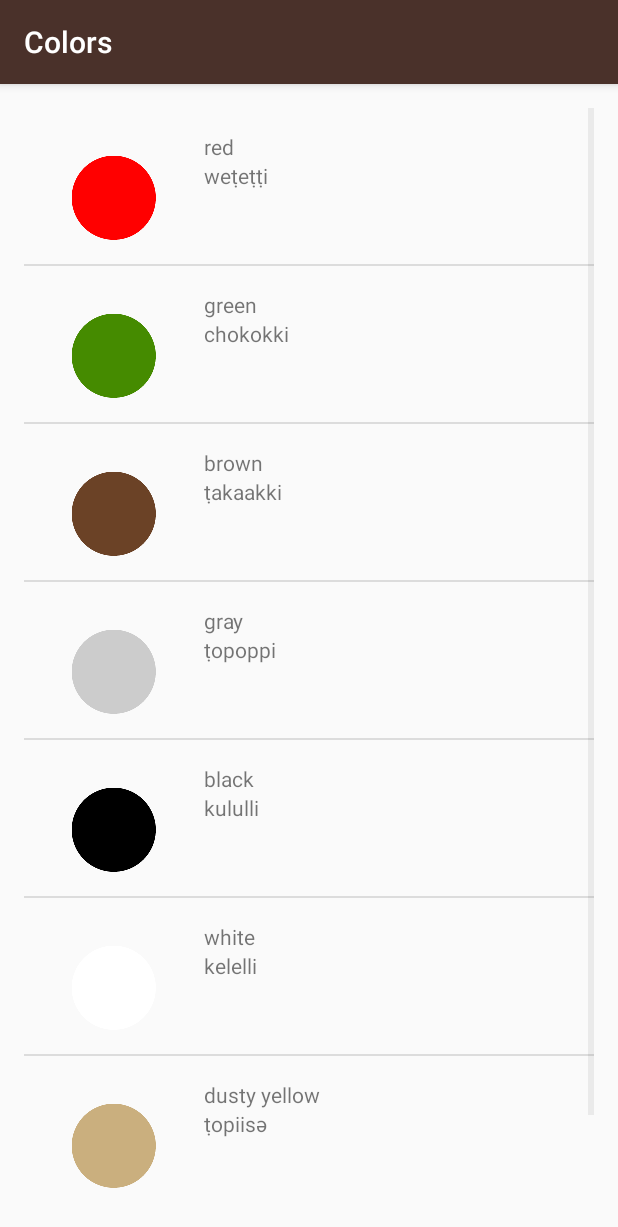
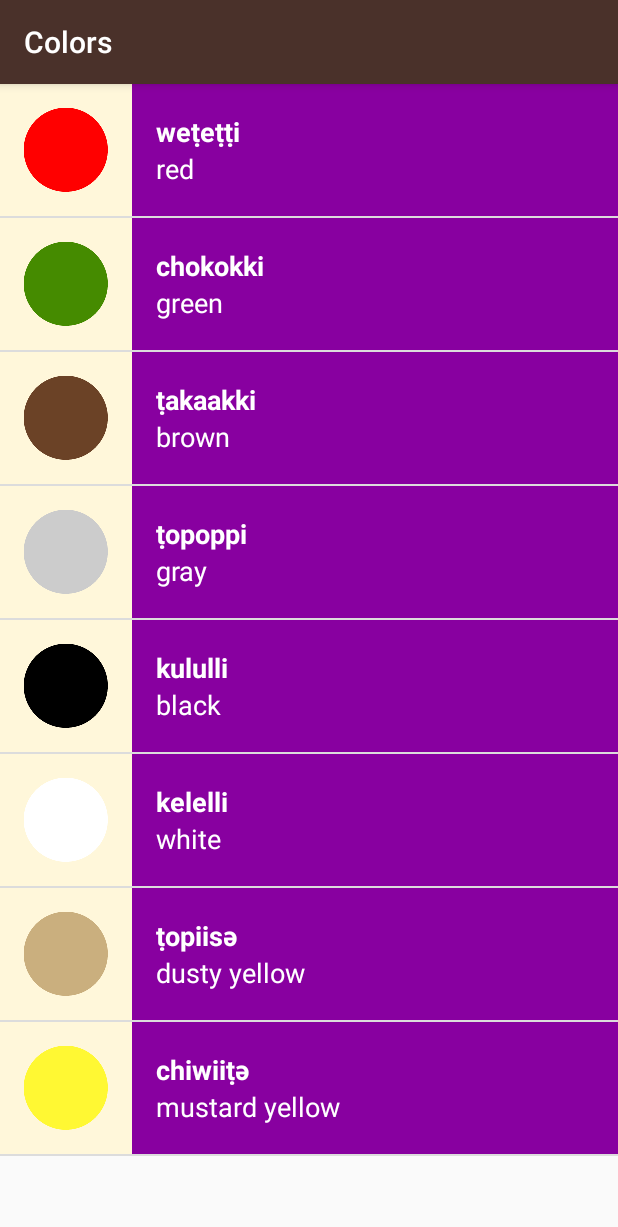
Before and after one commit to raklane/Android, an Android app: the ColorsActivity screen opened directly, with no data from a screen before it, on a phone screen of 412 x 824 dp. Shown: the top 1227 px of the screen. Run offline under Robolectric (Android 15) with nearby library versions, the light colour scheme and no system bars.

Commit message:
Color settings

```diff
--- a/Miwok/app/src/main/java/com/example/android/miwok/ColorsActivity.java
+++ b/Miwok/app/src/main/java/com/example/android/miwok/ColorsActivity.java
@@ -23,7 +23,7 @@ public class ColorsActivity extends AppCompatActivity {
         words.add(new Word("dusty yellow","ṭopiisә", R.drawable.color_dusty_yellow));
         words.add(new Word("mustard yellow","chiwiiṭә", R.drawable.color_mustard_yellow));
 
-        WordAdapter wordWordAdapter = new WordAdapter(this, words);
+        WordAdapter wordWordAdapter = new WordAdapter(this, words, R.color.category_colors);
         ListView listView = (ListView) findViewById(R.id.list);
         listView.setAdapter(wordWordAdapter);
 
--- a/Miwok/app/src/main/java/com/example/android/miwok/FamilyMembersActivity.java
+++ b/Miwok/app/src/main/java/com/example/android/miwok/FamilyMembersActivity.java
@@ -25,7 +25,7 @@ public class FamilyMembersActivity extends AppCompatActivity {
         words.add(new Word("grandmother","ama", R.drawable.family_grandmother));
         words.add(new Word("grandfather","paapa", R.drawable.family_grandfather));
 
-        WordAdapter wordWordAdapter = new WordAdapter(this, words);
+        WordAdapter wordWordAdapter = new WordAdapter(this, words, R.color.category_family);
         ListView listView = (ListView) findViewById(R.id.list);
         listView.setAdapter(wordWordAdapter);
 
--- a/Miwok/app/src/main/java/com/example/android/miwok/NumberActivity.java
+++ b/Miwok/app/src/main/java/com/example/android/miwok/NumberActivity.java
@@ -25,7 +25,7 @@ public class NumberActivity extends AppCompatActivity {
         words.add(new Word("nine","wo'e", R.drawable.number_nine));
         words.add(new Word("ten","na'aacha", R.drawable.number_ten));
 
-        WordAdapter wordWordAdapter = new WordAdapter(this, words);
+        WordAdapter wordWordAdapter = new WordAdapter(this, words, R.color.category_numbers);
         ListView listView = (ListView) findViewById(R.id.list);
         listView.setAdapter(wordWordAdapter);
     }
--- a/Miwok/app/src/main/java/com/example/android/miwok/PhrasesActivity.java
+++ b/Miwok/app/src/main/java/com/example/android/miwok/PhrasesActivity.java
@@ -25,7 +25,7 @@ public class PhrasesActivity extends AppCompatActivity {
         words.add(new Word("Let’s go.","yoowutis"));
         words.add(new Word("Come here.","әnni'nem"));
 
-        WordAdapter wordWordAdapter = new WordAdapter(this, words);
+        WordAdapter wordWordAdapter = new WordAdapter(this, words, R.color.category_phrases);
         ListView listView = (ListView) findViewById(R.id.list);
         listView.setAdapter(wordWordAdapter);
 
--- a/Miwok/app/src/main/java/com/example/android/miwok/WordAdapter.java
+++ b/Miwok/app/src/main/java/com/example/android/miwok/WordAdapter.java
@@ -4,6 +4,7 @@ import android.app.Activity;
 import android.content.Context;
 import android.support.annotation.NonNull;
 import android.support.annotation.Nullable;
+import android.support.v4.content.ContextCompat;
 import android.view.LayoutInflater;
 import android.view.View;
 import android.view.ViewGroup;
@@ -15,18 +16,22 @@ import java.util.ArrayList;
 
 public class WordAdapter extends ArrayAdapter<Word> {
 
+    //This is the color resource id for the items in the adapater
+    private int mColorResourceId;
+
     /**
      * This is the default constructor for WordAdapter
      * @param context is used to inflate the layout file
      * @param words is the list of data that we want to populate into these lists
      */
-    public WordAdapter(@NonNull Activity context, ArrayList<Word> words) {
+    public WordAdapter(@NonNull Activity context, ArrayList<Word> words, int colorResourceId) {
         /**
          * Here we initialize the ArrayAdapter's internal storage for the context and the list.
          * The second argument is used when the ArrayAdapter is populating a single TextView.
          * Since, it is a Custom adapter, the adapter is not going to use this. So, passing 0.
          */
         super(context,0, words);
+        mColorResourceId = colorResourceId;
     }
 
     /**
@@ -60,10 +65,21 @@ public class WordAdapter extends ArrayAdapter<Word> {
         //Assign the default translation from the Word object to this TextView
         miwokTranslationTextView.setText(words.getMiwokTranslation());
 
+
         //find the ImageView for the icon of every word
         ImageView imageView = (ImageView) listItemView.findViewById(R.id.image);
         //Set the image for the word to this ImageView
-        imageView.setImageResource(words.getImageResourceId());
+        if(words.getImageResourceId() != 0){
+            imageView.setVisibility(View.VISIBLE);
+            imageView.setImageResource(words.getImageResourceId());
+        }else
+            imageView.setVisibility(View.GONE);
+
+        //Set the background color of the text container (linear layout) in the list
+        View textContainer = listItemView.findViewById(R.id.text_Container);
+        //Find the color that the resource id maps to
+        int color = ContextCompat.getColor(getContext(),mColorResourceId);
+        textContainer.setBackgroundColor(color);
 
         return listItemView;
     }
--- a/Miwok/app/src/main/res/layout/list_item.xml
+++ b/Miwok/app/src/main/res/layout/list_item.xml
@@ -4,32 +4,41 @@
     android:orientation="horizontal"
     android:layout_width="match_parent"
     android:layout_height="match_parent"
-    android:paddingLeft="16dp"
-    android:paddingTop="16dp">
+    android:minHeight="@dimen/list_item_height"
+    android:background="@color/tan_background">
 
     <ImageView
         android:id="@+id/image"
-        android:layout_width="wrap_content"
-        android:layout_height="wrap_content"
-        android:scaleType="centerCrop"
-        android:src="@mipmap/ic_launcher"/>
+        android:layout_width="@dimen/list_item_height"
+        android:layout_height="@dimen/list_item_height"
+        android:scaleType="centerCrop"/>
 
     <LinearLayout
         android:layout_width="0dp"
-        android:layout_height="wrap_content"
+        android:layout_height="match_parent"
         android:orientation="vertical"
         android:layout_weight="1"
-        android:paddingLeft="16dp">
+        android:paddingLeft="16dp"
+        android:id="@+id/text_Container">
         <TextView
             android:layout_width="match_parent"
-            android:layout_height="wrap_content"
-            android:id="@+id/default_text_view"
-            tools:text="one"/>
+            android:layout_height="0dp"
+            android:layout_weight="1"
+            android:gravity="bottom"
+            android:id="@+id/miwok_text_view"
+            tools:text="lutti"
+            android:textAppearance="?android:textAppearanceMedium"
+            android:textColor="@android:color/white"
+            android:textStyle="bold"/>
         <TextView
             android:layout_width="match_parent"
-            android:layout_height="wrap_content"
-            android:id="@+id/miwok_text_view"
-            tools:text="lutti"/>
+            android:layout_height="0dp"
+            android:layout_weight="1"
+            android:gravity="top"
+            android:id="@+id/default_text_view"
+            tools:text="one"
+            android:textAppearance="?android:textAppearanceMedium"
+            android:textColor="@android:color/white"/>
     </LinearLayout>
 
 </LinearLayout>
--- a/Miwok/app/src/main/res/layout/words_list.xml
+++ b/Miwok/app/src/main/res/layout/words_list.xml
@@ -4,8 +4,4 @@
     android:id="@+id/list"
     android:orientation="vertical"
     android:layout_width="match_parent"
-    android:layout_height="match_parent"
-    android:paddingBottom="@dimen/activity_vertical_margin"
-    android:paddingLeft="@dimen/activity_horizontal_margin"
-    android:paddingRight="@dimen/activity_horizontal_margin"
-    android:paddingTop="@dimen/activity_vertical_margin"/>
+    android:layout_height="match_parent"/>
```
Also changed, not shown: Miwok/app/src/main/res/values-w820dp/dimens.xml (deleted, +0 -20 lines), Miwok/app/src/main/res/values/styles.xml (+17 -0 lines).
